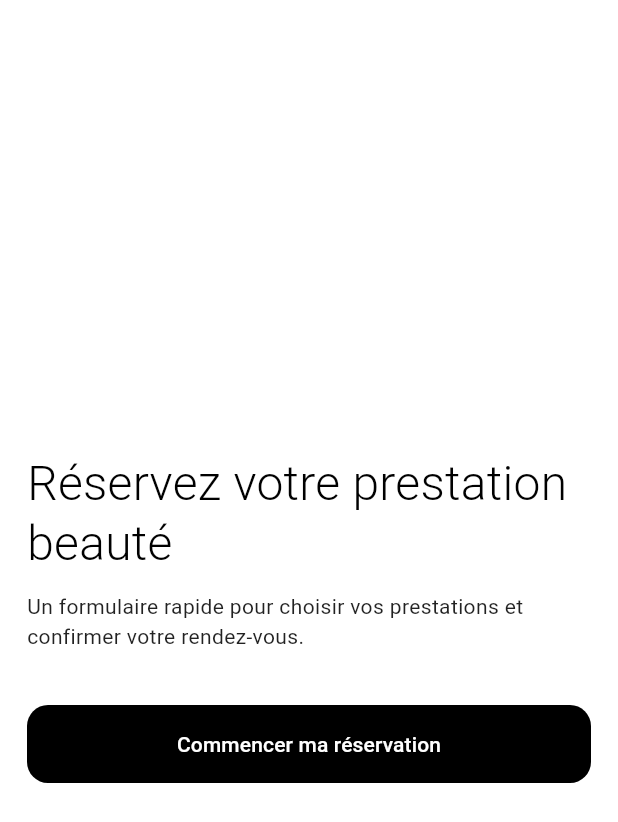
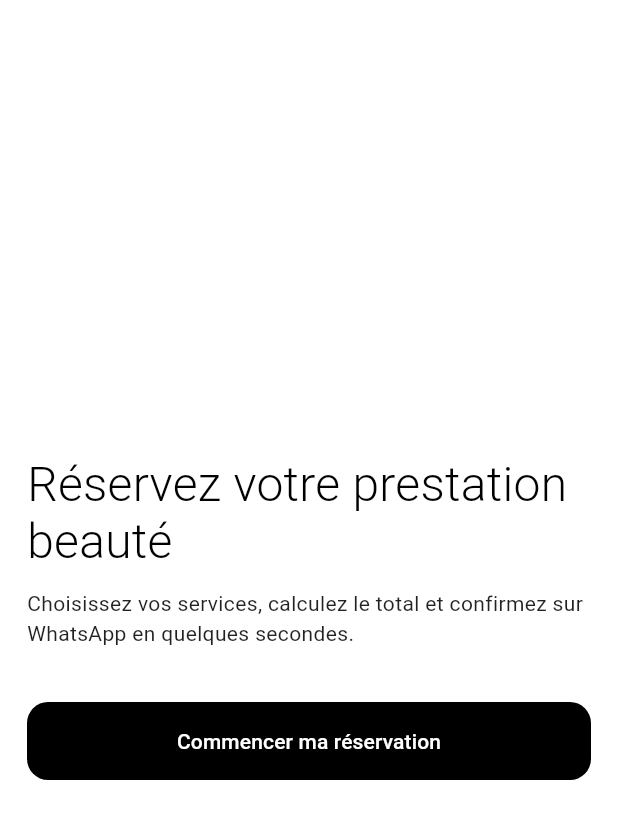
Before and after one commit to GUINO225/instant, a Flutter app: the screen it shows after launch, on a phone screen of 412 x 824 dp. Shown: the top 822 px of the screen. Run offline on Flutter 3.47's test engine with Material 3 defaults, Android fonts, the phone set to English and light mode, and no system bars.

Commit message:
Build responsive Flutter beauty booking flow

```diff
--- a/lib/main.dart
+++ b/lib/main.dart
@@ -28,6 +28,7 @@ class BeautyBookingApp extends StatelessWidget {
             color: Colors.black,
             fontWeight: FontWeight.w300,
             letterSpacing: 0.2,
+            height: 1.2,
           ),
           headlineSmall: TextStyle(
             color: Colors.black,
@@ -72,15 +73,11 @@ class _BookingFlowPageState extends State<BookingFlowPage> {
   final List<ServiceItem> _services = [
     ServiceItem(
       id: 'event',
-      name: 'Maquillage événement / simple',
+      name: 'Maquillage événement / maquillage simple',
       price: 25000,
     ),
     ServiceItem(id: 'bride', name: 'Maquillage mariée', price: 35000),
-    ServiceItem(
-      id: 'class',
-      name: 'Cours d’auto-maquillage',
-      price: 50000,
-    ),
+    ServiceItem(id: 'class', name: 'Cours d’auto-maquillage', price: 50000),
     ServiceItem(
       id: 'advice',
       name: 'Conseils beauté coiffure',
@@ -192,7 +189,9 @@ class _BookingFlowPageState extends State<BookingFlowPage> {
   }
 
   Future<void> _sendToWhatsApp() async {
-    final services = _selectedServices.map((e) => '- ${e.name} (${_formatPrice(e.price)})').join('\n');
+    final services = _selectedServices
+        .map((e) => '- ${e.name} (${_formatPrice(e.price)})')
+        .join('\n');
 
     final message = '''Bonjour, je souhaite confirmer une réservation beauté.
 
@@ -241,7 +240,7 @@ ${_location == ServiceLocation.travel ? 'Adresse: ${_addressCtrl.text.trim()}\n'
 
   @override
   Widget build(BuildContext context) {
-    final maxWidth = MediaQuery.of(context).size.width < 700 ? 500.0 : 780.0;
+    final maxWidth = MediaQuery.of(context).size.width < 700 ? 520.0 : 820.0;
 
     return Scaffold(
       body: Center(
@@ -272,7 +271,7 @@ ${_location == ServiceLocation.travel ? 'Adresse: ${_addressCtrl.text.trim()}\n'
         ),
         const SizedBox(height: 12),
         const Text(
-          'Un formulaire rapide pour choisir vos prestations et confirmer votre rendez-vous.',
+          'Choisissez vos services, calculez le total et confirmez sur WhatsApp en quelques secondes.',
         ),
         const SizedBox(height: 36),
         SizedBox(
@@ -515,7 +514,11 @@ ${_location == ServiceLocation.travel ? 'Adresse: ${_addressCtrl.text.trim()}\n'
     );
   }
 
-  Widget _buildTotalAndAction(int total, {required String label, VoidCallback? onPressed}) {
+  Widget _buildTotalAndAction(
+    int total, {
+    required String label,
+    VoidCallback? onPressed,
+  }) {
     return Container(
       decoration: BoxDecoration(
         color: Colors.white,
```
